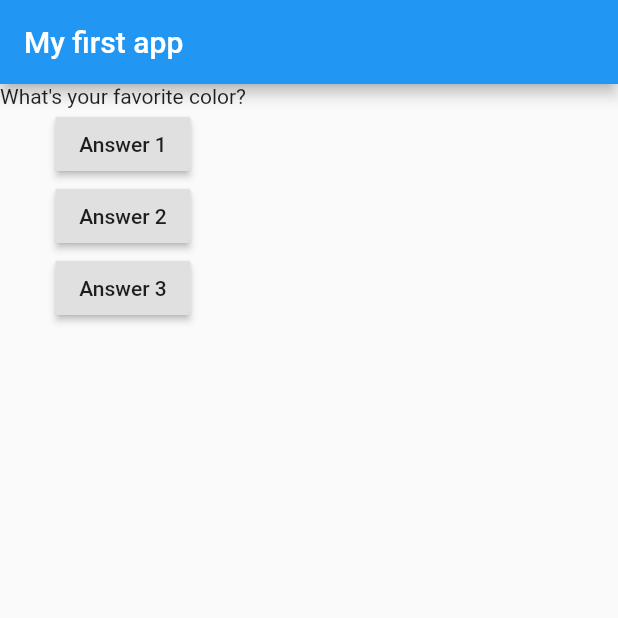
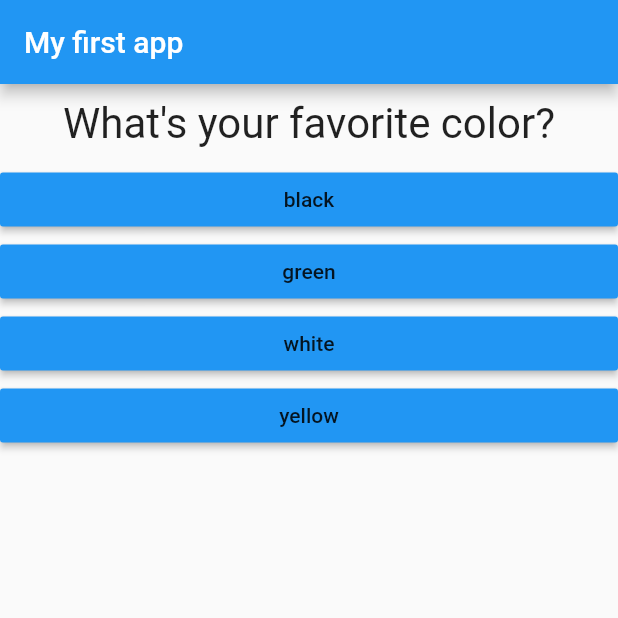
Before and after one commit to Hrithikkumar30/Flutter_Learning, a Flutter app: the screen it shows after launch, on a phone screen of 412 x 824 dp, the top half of it. Run offline on Flutter 3.47's test engine with Material 2 defaults, Android fonts, the light colour scheme and no system bars.

Commit message:
answer custom widget with map

```diff
--- /dev/null
+++ b/flutter_application_1/lib/answer.dart
@@ -0,0 +1,22 @@
+import 'package:flutter/material.dart';
+
+class Answer extends StatelessWidget {
+  final VoidCallback selectHandler;
+  final String answerText;
+
+
+  Answer(this.selectHandler , this.answerText);
+  // const Answer({Key? key}) : super(key: key);
+
+  @override
+  Widget build(BuildContext context) {
+    return Container(
+      width: double.infinity,
+      child: RaisedButton(
+        color: Colors.blue,
+        child: Text(answerText),
+        onPressed: selectHandler,
+      ),
+    );
+  }
+}
--- a/flutter_application_1/lib/main.dart
+++ b/flutter_application_1/lib/main.dart
@@ -1,5 +1,6 @@
 import 'package:flutter/material.dart';
 import './question.dart';
+import 'answer.dart';
 
 void main() {
   runApp(MyApp());
@@ -15,8 +16,7 @@ class _MyAppState extends State<MyApp> {
 
   void answerQuestion() {
     setState(() {
-
-    questionIndex = questionIndex + 1;
+      questionIndex = questionIndex + 1;
     });
     // print('Answer Choosen');
     print(questionIndex);
@@ -25,8 +25,18 @@ class _MyAppState extends State<MyApp> {
   @override
   Widget build(BuildContext context) {
     var questions = [
-      'What\'s your favorite color?',
-      'What\'s your favorite animal?',
+      {
+        'questionText': 'What\'s your favorite color?',
+        'answers': ['black', 'green', 'white', 'yellow']
+      },
+      {
+        'questionText': 'What\'s your favorite animal?',
+        'answers': ['Dog', 'Cat', 'Horse', 'Cow']
+      },
+      {
+        'questionText': 'What\'s your favorite actor?',
+        'answers': ['Hrithik', 'kartik', 'ranveer', 'Ranbir']
+      },
     ];
     return MaterialApp(
         home: Scaffold(
@@ -34,19 +44,16 @@ class _MyAppState extends State<MyApp> {
               title: Text('My first app'),
             ),
             body: Column(children: [
-              Question(questions[questionIndex]),
-              RaisedButton(
-                onPressed: answerQuestion,
-                child: Text("Answer 1"),
+              Question(
+                questions[questionIndex]['questionText'] as String,
               ),
-              RaisedButton(
-                onPressed: answerQuestion,
-                child: Text("Answer 2"),
-              ),
-              RaisedButton(
-                onPressed: answerQuestion,
-                child: Text("Answer 3"),
-              ),
+              ...(questions[questionIndex]['answers'] as List<String>)
+                  .map((answer) {
+                return Answer(answerQuestion, answer);
+              }).toList()
+              // Answer(answerQuestion),
+              // Answer(answerQuestion),
+              // Answer(answerQuestion),
             ])));
   }
 }
--- a/flutter_application_1/lib/question.dart
+++ b/flutter_application_1/lib/question.dart
@@ -8,8 +8,13 @@ class Question extends StatelessWidget {
 
   @override
   Widget build(BuildContext context) {
-    return Text(questionText
+    return Container(
+      width: double.infinity,
+      margin: EdgeInsets.all(10),
+      child: Text(questionText, style: TextStyle(fontSize: 28),
+      textAlign: TextAlign.center,
 
+      ),
     );
   }
 }
```
